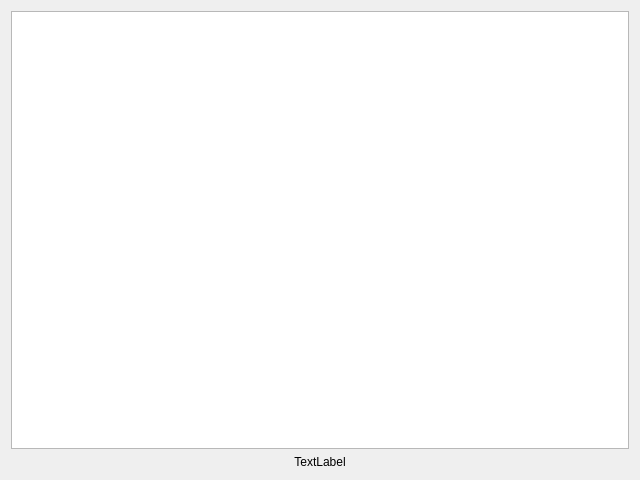
Old version of the form expectedresult.ui in the repository tuxta/myquerytutor.
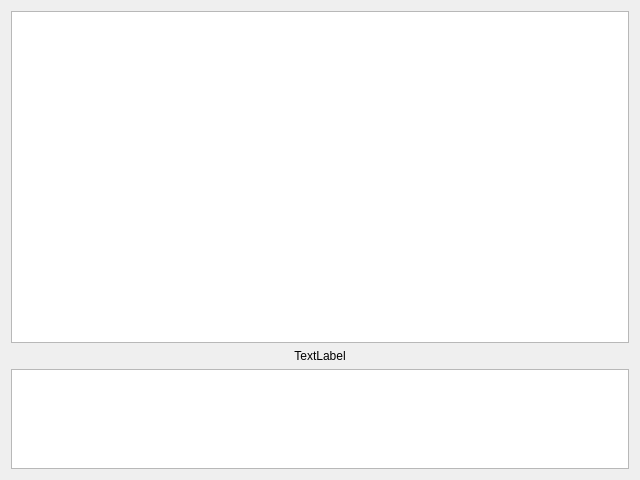
New version of the form.

Commit message: Added the first (and very naive) version of the query feedback

```diff
--- a/expectedresult.ui
+++ b/expectedresult.ui
@@ -42,6 +42,22 @@
        </property>
       </widget>
      </item>
+     <item>
+      <widget class="QTextBrowser" name="textBrowser">
+       <property name="sizePolicy">
+        <sizepolicy hsizetype="Expanding" vsizetype="Preferred">
+         <horstretch>0</horstretch>
+         <verstretch>0</verstretch>
+        </sizepolicy>
+       </property>
+       <property name="maximumSize">
+        <size>
+         <width>16777215</width>
+         <height>100</height>
+        </size>
+       </property>
+      </widget>
+     </item>
     </layout>
    </item>
   </layout>
```
The commit also changes 2 other files.
